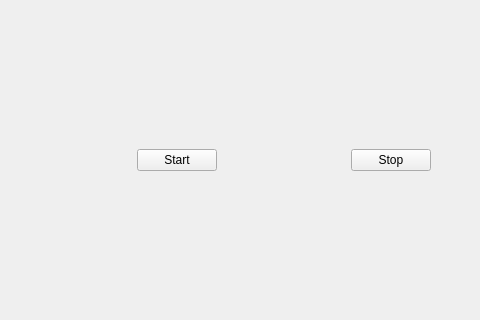
kasarkonic/Sauka1, file mainwindow.ui: the form before one commit; both pictures show x 0 to 480 and y 240 to 560 of the 987 by 738 pixel window.
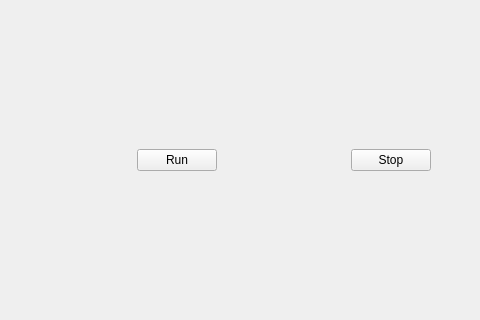
The form after the commit.

```diff
--- a/mainwindow.ui
+++ b/mainwindow.ui
@@ -175,7 +175,7 @@
         <item>
          <widget class="QPushButton" name="pushButton_start">
           <property name="text">
-           <string>Start</string>
+           <string>Run</string>
           </property>
          </widget>
         </item>
```
